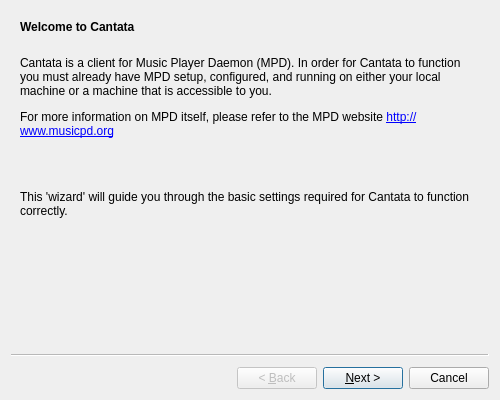
Old version of the form gui/initialsettingswizard.ui in the repository polpo/cantata-mac.
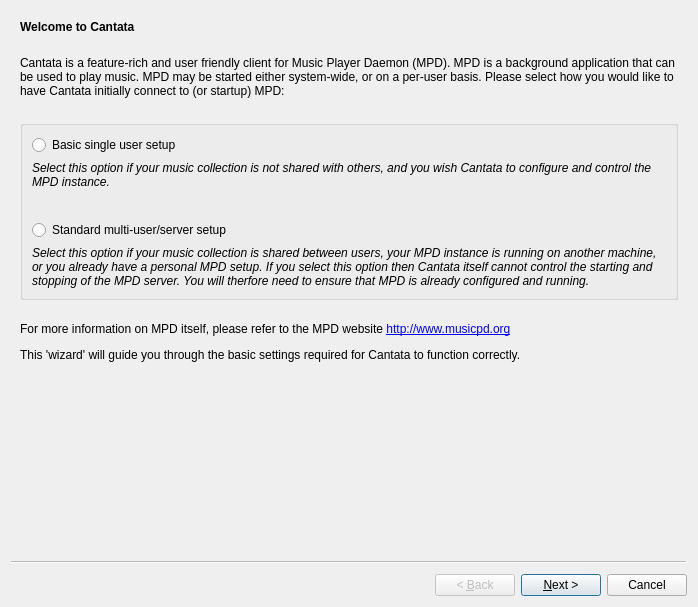
New version of the form. The open tabs and pages were chosen to show the change. Custom widgets are drawn as their Qt base class.

Commit message: Add support for a simple profile where MPD is started by cantata, and the only settings are the music folder and cover names.

```diff
--- a/gui/initialsettingswizard.ui
+++ b/gui/initialsettingswizard.ui
@@ -2,10 +2,37 @@
 <ui version="4.0">
  <class>InitialSettingsWizard</class>
  <widget class="QWizard" name="InitialSettingsWizard">
+  <property name="geometry">
+   <rect>
+    <x>0</x>
+    <y>0</y>
+    <width>698</width>
+    <height>607</height>
+   </rect>
+  </property>
   <property name="windowTitle">
    <string>Cantata First Run</string>
   </property>
   <widget class="WizardPage" name="introPage">
+   <layout class="QVBoxLayout" name="verticalLayout_4">
+    <property name="leftMargin">
+     <number>0</number>
+    </property>
+    <property name="topMargin">
+     <number>0</number>
+    </property>
+    <property name="rightMargin">
+     <number>0</number>
+    </property>
+    <property name="bottomMargin">
+     <number>0</number>
+    </property>
+    <item>
+     <widget class="QStackedWidget" name="introStack">
+      <property name="currentIndex">
+       <number>0</number>
+      </property>
+      <widget class="QWidget" name="page">
    <layout class="QVBoxLayout" name="verticalLayout">
     <item>
      <widget class="QLabel" name="label">
@@ -39,7 +66,10 @@
     <item>
      <widget class="QLabel" name="label_2">
       <property name="text">
-       <string>&lt;html&gt;&lt;head/&gt;&lt;body&gt;&lt;p&gt;Cantata is a client for Music Player Daemon (MPD). In order for Cantata to function you must already have MPD setup, configured, and running on either your local machine or a machine that is accessible to you.&lt;/p&gt;&lt;p&gt;For more information on MPD itself, please refer to the MPD website &lt;a href=&quot;http://www.musicpd.org&quot;&gt;&lt;span style=&quot; text-decoration: underline; color:#0000ff;&quot;&gt;http://www.musicpd.org&lt;/span&gt;&lt;/a&gt;&lt;/p&gt;&lt;br/&gt;&lt;p&gt;This 'wizard' will guide you through the basic settings required for Cantata to function correctly.&lt;/p&gt;&lt;/body&gt;&lt;/html&gt;</string>
+           <string>&lt;html&gt;&lt;head/&gt;&lt;body&gt;&lt;p&gt;Cantata is a feature-rich and user friendly client for Music Player Daemon (MPD). MPD is a background application that can be used to play music.&lt;/p&gt;&lt;p&gt;For more information on MPD itself, please refer to the MPD website &lt;a href=&quot;http://www.musicpd.org&quot;&gt;&lt;span style=&quot; text-decoration: underline; color:#0000ff;&quot;&gt;http://www.musicpd.org&lt;/span&gt;&lt;/a&gt;&lt;/p&gt;&lt;p&gt;This 'wizard' will guide you through the basic settings required for Cantata to function correctly.&lt;/p&gt;&lt;/body&gt;&lt;/html&gt;</string>
+          </property>
+          <property name="alignment">
+           <set>Qt::AlignLeading|Qt::AlignLeft|Qt::AlignTop</set>
       </property>
       <property name="wordWrap">
        <bool>true</bool>
@@ -54,10 +84,205 @@
       <property name="sizeHint" stdset="0">
        <size>
         <width>20</width>
-        <height>251</height>
+            <height>319</height>
        </size>
       </property>
      </spacer>
+        </item>
+       </layout>
+      </widget>
+      <widget class="QWidget" name="page_2">
+       <layout class="QVBoxLayout" name="verticalLayout_3">
+        <item>
+         <widget class="QLabel" name="label_7">
+          <property name="font">
+           <font>
+            <weight>75</weight>
+            <bold>true</bold>
+           </font>
+          </property>
+          <property name="text">
+           <string>&lt;html&gt;&lt;head/&gt;&lt;body&gt;&lt;p&gt;Welcome to Cantata&lt;/p&gt;&lt;/body&gt;&lt;/html&gt;</string>
+          </property>
+         </widget>
+        </item>
+        <item>
+         <spacer name="verticalSpacer_11">
+          <property name="orientation">
+           <enum>Qt::Vertical</enum>
+          </property>
+          <property name="sizeType">
+           <enum>QSizePolicy::Fixed</enum>
+          </property>
+          <property name="sizeHint" stdset="0">
+           <size>
+            <width>20</width>
+            <height>16</height>
+           </size>
+          </property>
+         </spacer>
+        </item>
+        <item>
+         <widget class="QLabel" name="label_8">
+          <property name="text">
+           <string>&lt;html&gt;&lt;head/&gt;&lt;body&gt;&lt;p&gt;Cantata is a feature-rich and user friendly client for Music Player Daemon (MPD). MPD is a background application that can be used to play music. MPD may be started either system-wide, or on a per-user basis. Please select how you would like to have Cantata initially connect to (or startup) MPD:&lt;/p&gt;&lt;/body&gt;&lt;/html&gt;</string>
+          </property>
+          <property name="alignment">
+           <set>Qt::AlignLeading|Qt::AlignLeft|Qt::AlignTop</set>
+          </property>
+          <property name="wordWrap">
+           <bool>true</bool>
+          </property>
+         </widget>
+        </item>
+        <item>
+         <spacer name="verticalSpacer_15">
+          <property name="orientation">
+           <enum>Qt::Vertical</enum>
+          </property>
+          <property name="sizeType">
+           <enum>QSizePolicy::Fixed</enum>
+          </property>
+          <property name="sizeHint" stdset="0">
+           <size>
+            <width>20</width>
+            <height>16</height>
+           </size>
+          </property>
+         </spacer>
+        </item>
+        <item>
+         <widget class="QGroupBox" name="groupBox">
+          <property name="title">
+           <string notr="true"/>
+          </property>
+          <property name="flat">
+           <bool>true</bool>
+          </property>
+          <layout class="QGridLayout" name="gridLayout_2">
+           <item row="0" column="0" colspan="2">
+            <widget class="QRadioButton" name="basic">
+             <property name="text">
+              <string>Basic single user setup</string>
+             </property>
+            </widget>
+           </item>
+           <item row="2" column="2">
+            <spacer name="verticalSpacer_10">
+             <property name="orientation">
+              <enum>Qt::Vertical</enum>
+             </property>
+             <property name="sizeType">
+              <enum>QSizePolicy::Fixed</enum>
+             </property>
+             <property name="sizeHint" stdset="0">
+              <size>
+               <width>20</width>
+               <height>16</height>
+              </size>
+             </property>
+            </spacer>
+           </item>
+           <item row="3" column="0" colspan="2">
+            <widget class="QRadioButton" name="advanced">
+             <property name="text">
+              <string>Standard multi-user/server setup</string>
+             </property>
+            </widget>
+           </item>
+           <item row="1" column="0" colspan="3">
+            <widget class="BuddyLabel" name="label_9">
+             <property name="sizePolicy">
+              <sizepolicy hsizetype="MinimumExpanding" vsizetype="MinimumExpanding">
+               <horstretch>0</horstretch>
+               <verstretch>0</verstretch>
+              </sizepolicy>
+             </property>
+             <property name="text">
+              <string>&lt;i&gt;Select this option if your music collection is not shared with others, and you wish Cantata to configure and control the MPD instance.&lt;/i&gt;
+</string>
+             </property>
+             <property name="alignment">
+              <set>Qt::AlignLeading|Qt::AlignLeft|Qt::AlignTop</set>
+             </property>
+             <property name="wordWrap">
+              <bool>true</bool>
+             </property>
+             <property name="buddy">
+              <cstring>basic</cstring>
+             </property>
+            </widget>
+           </item>
+           <item row="4" column="0" colspan="3">
+            <widget class="BuddyLabel" name="label_10">
+             <property name="sizePolicy">
+              <sizepolicy hsizetype="MinimumExpanding" vsizetype="MinimumExpanding">
+               <horstretch>0</horstretch>
+               <verstretch>0</verstretch>
+              </sizepolicy>
+             </property>
+             <property name="text">
+              <string>&lt;i&gt;Select this option if your music collection is shared between users, your MPD instance is running on another machine, or you already have a personal MPD setup. If you select this option then Cantata itself cannot control the starting and stopping of the MPD server. You will therfore need to ensure that MPD is already configured and running.&lt;/i&gt;</string>
+             </property>
+             <property name="alignment">
+              <set>Qt::AlignLeading|Qt::AlignLeft|Qt::AlignTop</set>
+             </property>
+             <property name="wordWrap">
+              <bool>true</bool>
+             </property>
+             <property name="buddy">
+              <cstring>advanced</cstring>
+             </property>
+            </widget>
+           </item>
+          </layout>
+         </widget>
+        </item>
+        <item>
+         <spacer name="verticalSpacer_13">
+          <property name="orientation">
+           <enum>Qt::Vertical</enum>
+          </property>
+          <property name="sizeType">
+           <enum>QSizePolicy::Fixed</enum>
+          </property>
+          <property name="sizeHint" stdset="0">
+           <size>
+            <width>20</width>
+            <height>16</height>
+           </size>
+          </property>
+         </spacer>
+        </item>
+        <item>
+         <widget class="QLabel" name="label_11">
+          <property name="text">
+           <string>&lt;html&gt;&lt;head/&gt;&lt;body&gt;&lt;p&gt;For more information on MPD itself, please refer to the MPD website &lt;a href=&quot;http://www.musicpd.org&quot;&gt;&lt;span style=&quot; text-decoration: underline; color:#0000ff;&quot;&gt;http://www.musicpd.org&lt;/span&gt;&lt;/a&gt;&lt;/p&gt;&lt;p&gt;This 'wizard' will guide you through the basic settings required for Cantata to function correctly.&lt;/p&gt;&lt;/body&gt;&lt;/html&gt;</string>
+          </property>
+          <property name="alignment">
+           <set>Qt::AlignLeading|Qt::AlignLeft|Qt::AlignTop</set>
+          </property>
+          <property name="wordWrap">
+           <bool>true</bool>
+          </property>
+         </widget>
+        </item>
+        <item>
+         <spacer name="verticalSpacer_12">
+          <property name="orientation">
+           <enum>Qt::Vertical</enum>
+          </property>
+          <property name="sizeHint" stdset="0">
+           <size>
+            <width>20</width>
+            <height>39</height>
+           </size>
+          </property>
+         </spacer>
+        </item>
+       </layout>
+      </widget>
+     </widget>
     </item>
    </layout>
   </widget>
```
Left out of the diff: 185 changed lines with no effect on the pictures. Lines whose indentation alone changed are shown as unchanged. The commit also changes 15 other files.
